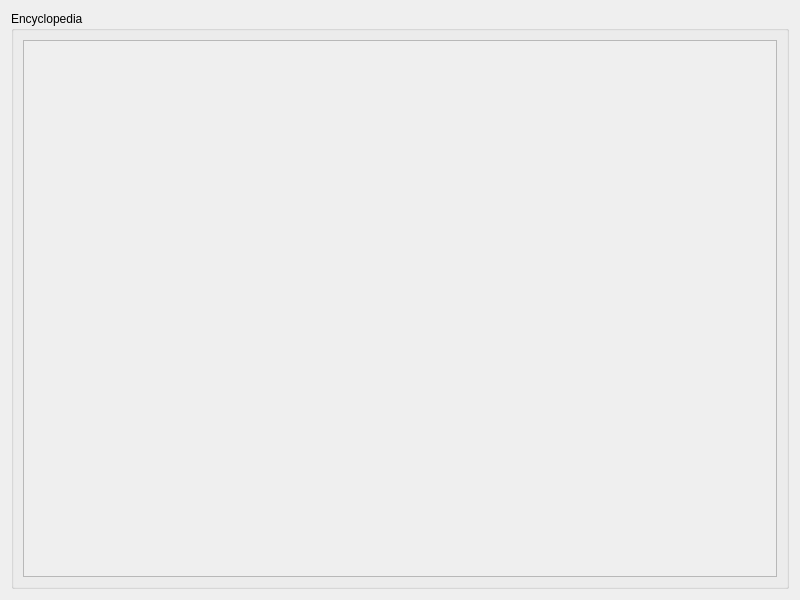
pierce-smith1/aor, file assets/ui/encyclopedia.ui: the form before one commit.
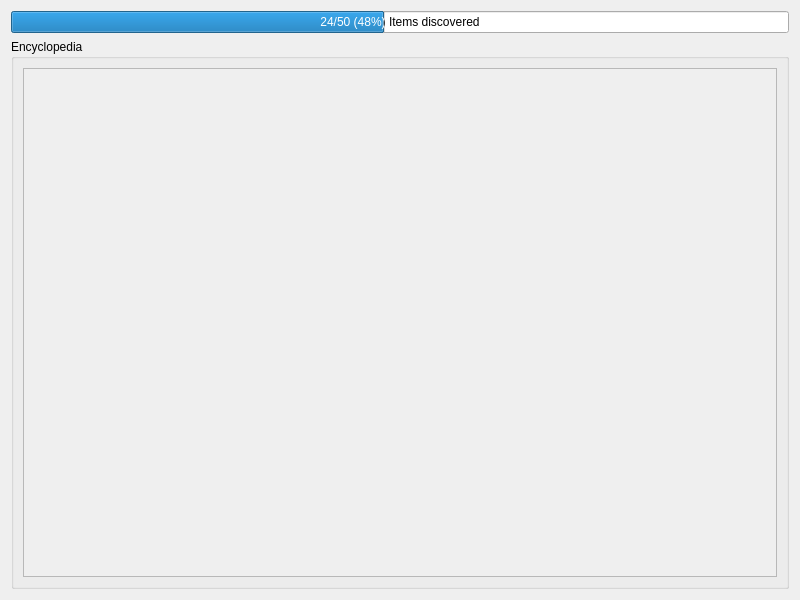
The form after the commit. Icons and pictures are not drawn.

Diff of the .ui file:
```diff
--- a/assets/ui/encyclopedia.ui
+++ b/assets/ui/encyclopedia.ui
@@ -30,7 +30,7 @@
     <normaloff>:/assets/img/items/welchian_rune.png</normaloff>:/assets/img/items/welchian_rune.png</iconset>
   </property>
   <layout class="QGridLayout" name="gridLayout">
-   <item row="0" column="0">
+   <item row="1" column="1">
     <widget class="QGroupBox" name="encyclopedia_box">
      <property name="title">
       <string>Encyclopedia</string>
@@ -47,7 +47,7 @@
            <x>0</x>
            <y>0</y>
            <width>768</width>
-           <height>542</height>
+           <height>510</height>
           </rect>
          </property>
          <layout class="QGridLayout" name="gridLayout_2"/>
@@ -57,6 +57,19 @@
      </layout>
     </widget>
    </item>
+   <item row="0" column="1">
+    <widget class="QProgressBar" name="progress_bar">
+     <property name="maximum">
+      <number>50</number>
+     </property>
+     <property name="value">
+      <number>24</number>
+     </property>
+     <property name="format">
+      <string>%v/%m (%p%) Items discovered</string>
+     </property>
+    </widget>
+   </item>
   </layout>
  </widget>
  <resources>
```
